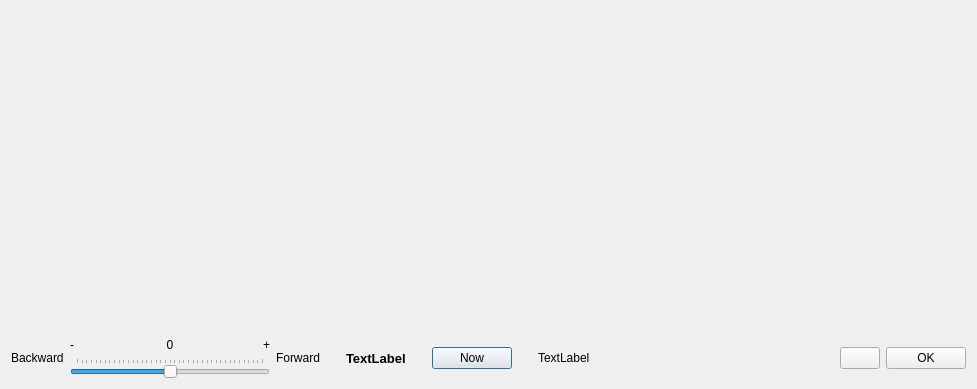
This is cplanetsize.ui in PavelMr/skytechx as Qt 5 draws it before an edit. The edited form follows.
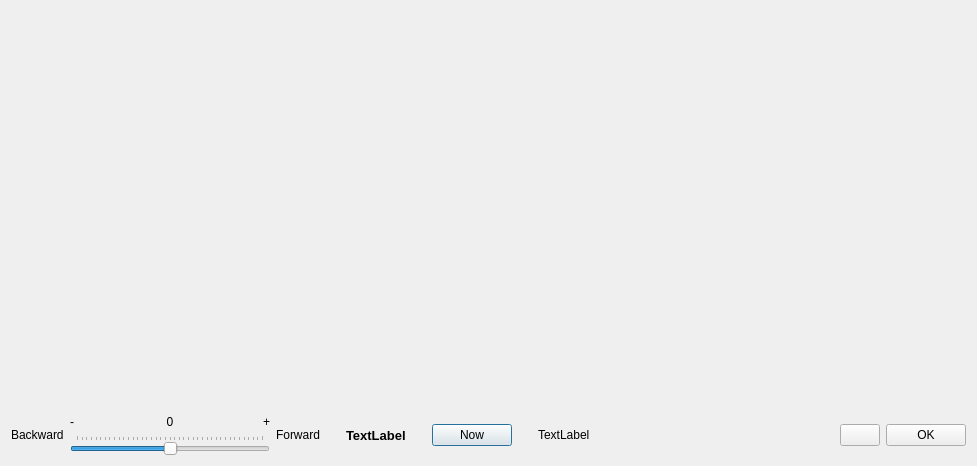
This is the edited form. Icons and pictures are not drawn.

Diff of the .ui file:
```diff
--- a/cplanetsize.ui
+++ b/cplanetsize.ui
@@ -7,7 +7,7 @@
     <x>0</x>
     <y>0</y>
     <width>977</width>
-    <height>389</height>
+    <height>466</height>
    </rect>
   </property>
   <property name="minimumSize">
```
